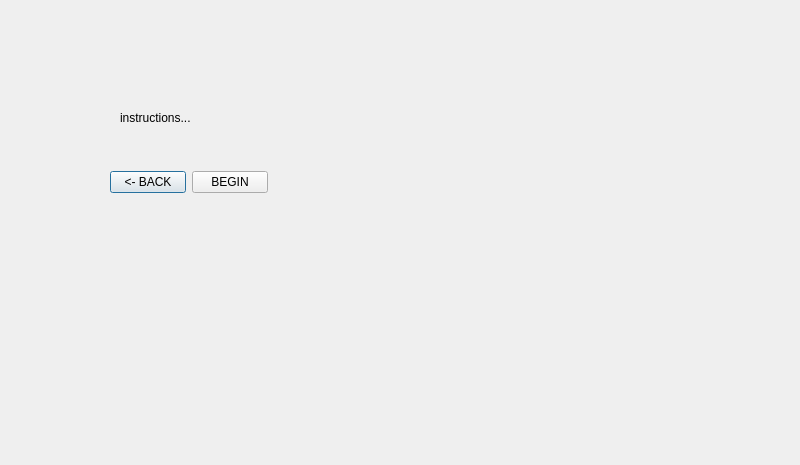
Before: the Qt Designer form Qt_Creator/projectPHOE/acuityinstruc.ui in jdsalguer/senior_project, drawn with Qt 5.
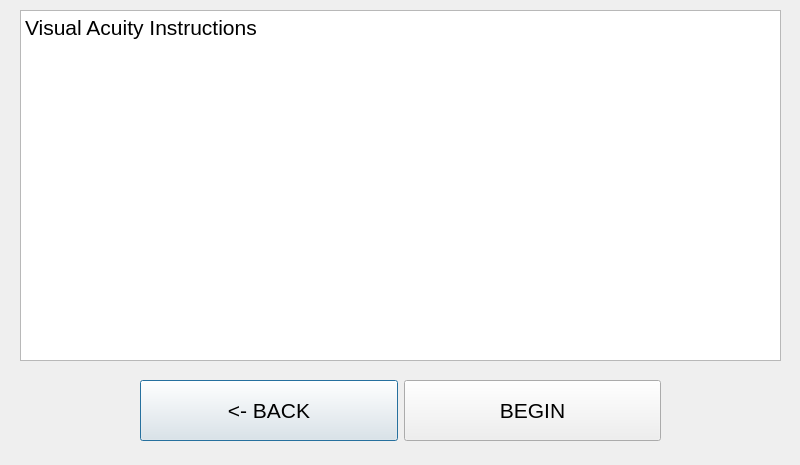
After: the same form once the commit is applied.

```diff
--- a/Qt_Creator/projectPHOE/acuityinstruc.ui
+++ b/Qt_Creator/projectPHOE/acuityinstruc.ui
@@ -13,31 +13,29 @@
   <property name="windowTitle">
    <string>Dialog</string>
   </property>
-  <widget class="QLabel" name="label">
+  <widget class="QWidget" name="">
    <property name="geometry">
     <rect>
-     <x>120</x>
-     <y>110</y>
-     <width>91</width>
-     <height>16</height>
-    </rect>
-   </property>
-   <property name="text">
-    <string>instructions...</string>
-   </property>
-  </widget>
-  <widget class="QWidget" name="layoutWidget">
-   <property name="geometry">
-    <rect>
-     <x>110</x>
-     <y>170</y>
-     <width>158</width>
-     <height>25</height>
+     <x>140</x>
+     <y>380</y>
+     <width>521</width>
+     <height>61</height>
     </rect>
    </property>
    <layout class="QHBoxLayout" name="horizontalLayout">
     <item>
      <widget class="QPushButton" name="ainstrucbakButton">
+      <property name="sizePolicy">
+       <sizepolicy hsizetype="Minimum" vsizetype="Expanding">
+        <horstretch>0</horstretch>
+        <verstretch>0</verstretch>
+       </sizepolicy>
+      </property>
+      <property name="font">
+       <font>
+        <pointsize>16</pointsize>
+       </font>
+      </property>
       <property name="text">
        <string>&lt;- BACK</string>
       </property>
@@ -45,6 +43,17 @@
     </item>
     <item>
      <widget class="QPushButton" name="ainstrucbegButton">
+      <property name="sizePolicy">
+       <sizepolicy hsizetype="Minimum" vsizetype="Expanding">
+        <horstretch>0</horstretch>
+        <verstretch>0</verstretch>
+       </sizepolicy>
+      </property>
+      <property name="font">
+       <font>
+        <pointsize>16</pointsize>
+       </font>
+      </property>
       <property name="text">
        <string>BEGIN</string>
       </property>
@@ -52,6 +61,23 @@
     </item>
    </layout>
   </widget>
+  <widget class="QTextBrowser" name="textBrowser">
+   <property name="geometry">
+    <rect>
+     <x>20</x>
+     <y>10</y>
+     <width>761</width>
+     <height>351</height>
+    </rect>
+   </property>
+   <property name="html">
+    <string>&lt;!DOCTYPE HTML PUBLIC &quot;-//W3C//DTD HTML 4.0//EN&quot; &quot;http://www.w3.org/TR/REC-html40/strict.dtd&quot;&gt;
+&lt;html&gt;&lt;head&gt;&lt;meta name=&quot;qrichtext&quot; content=&quot;1&quot; /&gt;&lt;style type=&quot;text/css&quot;&gt;
+p, li { white-space: pre-wrap; }
+&lt;/style&gt;&lt;/head&gt;&lt;body style=&quot; font-family:'Ubuntu'; font-size:11pt; font-weight:400; font-style:normal;&quot;&gt;
+&lt;p style=&quot; margin-top:0px; margin-bottom:0px; margin-left:0px; margin-right:0px; -qt-block-indent:0; text-indent:0px;&quot;&gt;&lt;span style=&quot; font-size:16pt;&quot;&gt;Visual Acuity Instructions&lt;/span&gt;&lt;/p&gt;&lt;/body&gt;&lt;/html&gt;</string>
+   </property>
+  </widget>
  </widget>
  <resources/>
  <connections/>
```
